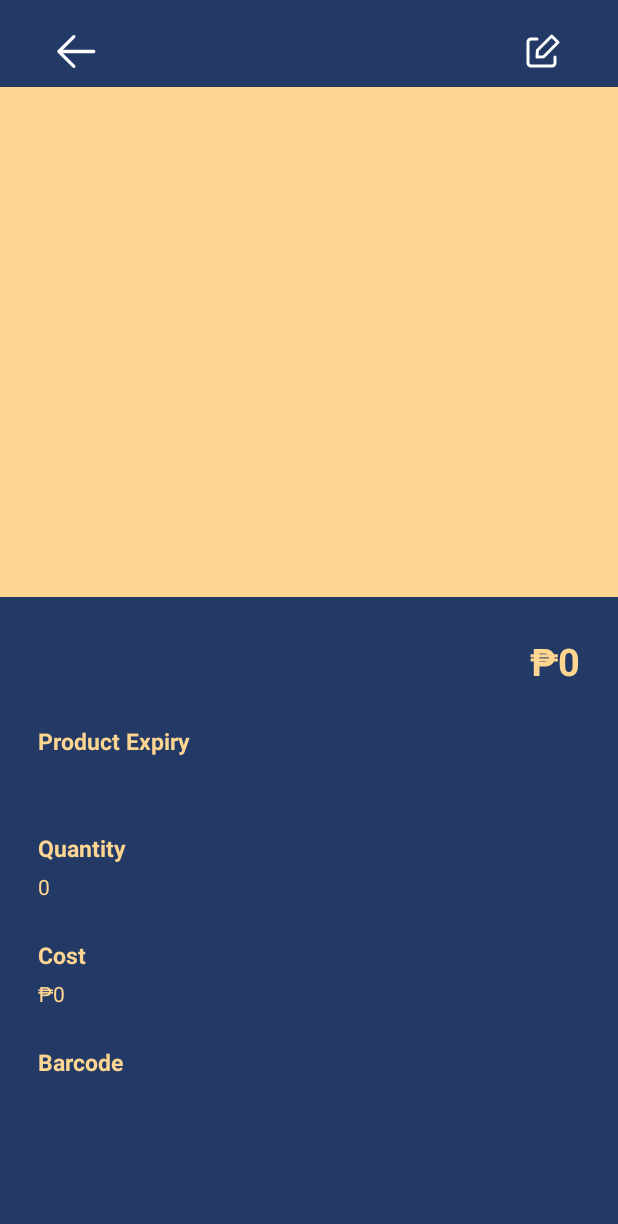
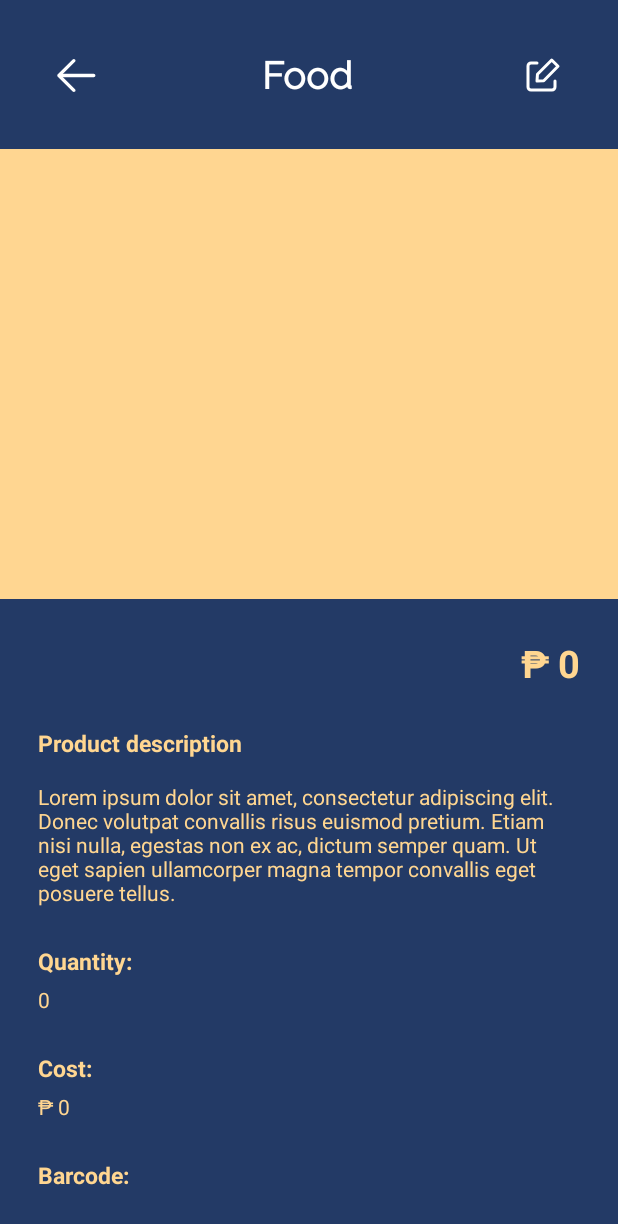
Before and after one commit to dy-chrstn/Wonder-Pets_SwiftSell, an Android app: the ProductViewActivity screen opened directly, with no data from a screen before it, on a phone screen of 412 x 824 dp. Shown: the top 1224 px of the screen. Run offline under Robolectric (Android 15) with nearby library versions, the phone set to English and light mode, and no system bars.

```diff
--- a/app/src/main/java/com/example/scanit/ProductViewActivity.kt
+++ b/app/src/main/java/com/example/scanit/ProductViewActivity.kt
@@ -1,5 +1,6 @@
 package com.example.scanit
 
+import android.annotation.SuppressLint
 import android.graphics.BitmapFactory
 import androidx.appcompat.app.AppCompatActivity
 import android.os.Bundle
@@ -8,27 +9,28 @@ import android.widget.ImageView
 import android.widget.TextView
 
 class ProductViewActivity : AppCompatActivity() {
+    @SuppressLint("MissingInflatedId")
     override fun onCreate(savedInstanceState: Bundle?) {
         super.onCreate(savedInstanceState)
         setContentView(R.layout.activity_product_view)
 
-        val imageViewSelected: ImageView = findViewById(R.id.imageViewSelected)
-        val textNameSelected: TextView = findViewById(R.id.textNameSelected)
-        val textPriceSelected: TextView = findViewById(R.id.textPriceSelected)
-        val textCostSelected: TextView = findViewById(R.id.textCostSelected)
-        val textExpirySelected: TextView = findViewById(R.id.textExpirySelected)
-        val textBarcodeSelected: TextView = findViewById(R.id.textBarcodeSelected)
-        val textCategorySelected: TextView = findViewById(R.id.textCategorySelected)
-        val textQuantitySelected: TextView = findViewById(R.id.textQuantitySelected)
+        val imageViewSelected: ImageView = findViewById(R.id.prodImg)
+        val textNameSelected: TextView = findViewById(R.id.prodName)
+        val textPriceSelected: TextView = findViewById(R.id.prodPrice)
+        val textCostSelected: TextView = findViewById(R.id.prodCost)
+//        val textExpirySelected: TextView = findViewById(R.id.textExpirySelected)
+        val textBarcodeSelected: TextView = findViewById(R.id.prodBarcode)
+//        val textCategorySelected: TextView = findViewById(R.id.textCategorySelected)
+        val textQuantitySelected: TextView = findViewById(R.id.prodQty)
 
         val itemName = intent.getStringExtra("itemName") ?: ""
         val itemPrice = intent.getIntExtra("itemPrice", 0) ?: ""
         val itemQuantity = intent.getIntExtra("itemQuantity", 0) ?: ""
         val itemImage = intent.getStringExtra("itemImage") ?: ""
         val itemCost = intent.getIntExtra("itemCost", 0) ?: ""
-        val itemExpiry = intent.getStringExtra("itemExpiry") ?: ""
+//        val itemExpiry = intent.getStringExtra("itemExpiry") ?: ""
         val itemBarcode = intent.getStringExtra("itemBarcode") ?: ""
-        val itemCategory = intent.getStringExtra("itemCategory") ?: ""
+//        val itemCategory = intent.getStringExtra("itemCategory") ?: ""
 
 
         val imageBytes = Base64.decode(itemImage, Base64.DEFAULT)
@@ -36,11 +38,11 @@ class ProductViewActivity : AppCompatActivity() {
         imageViewSelected.setImageBitmap(bitmap)
 
         textNameSelected.text = itemName
-        textPriceSelected.text = "\u20B1${itemPrice.toString()}"
-        textCostSelected.text = "\u20B1${itemCost.toString()}"
-        textExpirySelected.text = itemExpiry
+        textPriceSelected.text = "\u20B1 $itemPrice"
+        textCostSelected.text = "\u20B1 $itemCost"
+//        textExpirySelected.text = itemExpiry
         textBarcodeSelected.text = itemBarcode
-        textCategorySelected.text = itemCategory
+//        textCategorySelected.text = itemCategory
         textQuantitySelected.text = itemQuantity.toString()
 
     }
--- a/app/src/main/res/layout/activity_product_view.xml
+++ b/app/src/main/res/layout/activity_product_view.xml
@@ -15,24 +15,24 @@
         tools:context=".ProductView">
 
         <ImageButton
-            android:contentDescription="@string/press_to_go_back_from_previous_activity"
             android:id="@+id/imageButton"
             android:layout_width="48dp"
             android:layout_height="48dp"
             android:layout_marginStart="26dp"
-            android:layout_marginTop="10dp"
-            android:background="@android:color/transparent"
+            android:layout_marginTop="26dp"
+            android:background="@null"
+            android:contentDescription="sasdas"
             app:layout_constraintStart_toStartOf="parent"
             app:layout_constraintTop_toTopOf="parent"
             app:srcCompat="@drawable/back" />
 
         <TextView
-            android:id="@+id/textCategorySelected"
+            android:id="@+id/textView"
             android:layout_width="wrap_content"
             android:layout_height="wrap_content"
             android:fontFamily="@font/raleway"
             android:textStyle="bold"
-            android:text="@string/food"
+            android:text="Food"
             android:textSize="25sp"
             android:textColor="@color/white"
             app:layout_constraintBottom_toBottomOf="@+id/imageButton"
@@ -42,25 +42,25 @@
             app:layout_constraintTop_toTopOf="@+id/imageButton" />
 
         <ImageButton
-            android:contentDescription="@string/press_to_edit_product_information"
             android:id="@+id/imageButton2"
             android:layout_width="48dp"
             android:layout_height="48dp"
-            android:layout_marginTop="10dp"
+            android:layout_marginTop="26dp"
             android:layout_marginEnd="26dp"
-            android:background="@android:color/transparent"
+            android:background="@null"
+            android:contentDescription="hello"
             app:layout_constraintEnd_toEndOf="parent"
             app:layout_constraintTop_toTopOf="parent"
-            app:srcCompat="@drawable/edit" />
+            app:srcCompat="@drawable/edit"/>
     </androidx.constraintlayout.widget.ConstraintLayout>
 
     <ImageView
-        android:id="@+id/imageViewSelected"
-        android:contentDescription="@string/image_of_product"
+        android:id="@+id/prodImg"
         android:layout_width="match_parent"
-        android:layout_height="340dp"
+        android:layout_height="300dp"
         android:background="@color/light_yellow"
-        android:scaleType="centerCrop" />
+        android:scaleType="centerCrop"
+        android:layout_marginTop="25dp"/>
 
     <androidx.appcompat.widget.LinearLayoutCompat
         android:layout_width="match_parent"
@@ -70,25 +70,24 @@
 
 
         <TextView
-            android:id="@+id/textNameSelected"
+            android:id="@+id/prodName"
             android:layout_width="wrap_content"
             android:layout_height="wrap_content"
+            android:text="Product Name"
             android:layout_weight="1"
-            android:fontFamily="@font/raleway_extrabold"
-            android:text="@string/product_name"
-            android:textColor="@color/light_yellow"
-            android:textSize="25sp" />
+            android:textSize="25sp"
+            android:textColor="@color/light_yellow"/>
 
         <TextView
-            android:id="@+id/textPriceSelected"
+            android:id="@+id/prodPrice"
             android:layout_width="wrap_content"
             android:layout_height="wrap_content"
+            android:text="₱0.00"
+            android:gravity="end"
             android:layout_weight="1"
-            android:gravity="end"
-            android:text="@string/_0_00"
-            android:textColor="@color/light_yellow"
+            android:textStyle="bold"
             android:textSize="25sp"
-            android:textStyle="bold" />
+            android:textColor="@color/light_yellow"/>
     </androidx.appcompat.widget.LinearLayoutCompat>
 
     <TextView
@@ -99,17 +98,16 @@
         android:textStyle="bold"
         android:textColor="@color/light_yellow"
         android:textSize="15sp"
-        android:text="@string/product_expiry"/>
+        android:text="Product description"/>
 
     <TextView
-        android:id="@+id/textExpirySelected"
         android:layout_width="match_parent"
         android:layout_height="wrap_content"
         android:layout_marginStart="25dp"
         android:layout_marginEnd="25dp"
-        android:layout_marginTop="5dp"
-        android:text="@string/_06_10_2023"
-        android:textColor="@color/light_yellow"/>
+        android:layout_marginTop="15dp"
+        android:textColor="@color/light_yellow"
+        android:text="Lorem ipsum dolor sit amet, consectetur adipiscing elit. Donec volutpat convallis risus euismod pretium. Etiam nisi nulla, egestas non ex ac, dictum semper quam. Ut eget sapien ullamcorper magna tempor convallis eget posuere tellus."/>
 
 
     <TextView
@@ -118,19 +116,19 @@
         android:layout_marginTop="25dp"
         android:layout_marginStart="25dp"
         android:layout_marginEnd="25dp"
-        android:text="@string/quantity"
+        android:text="Quantity:"
         android:textColor="@color/light_yellow"
         android:textSize="15sp"
         android:textStyle="bold"/>
 
     <TextView
-        android:id="@+id/textQuantitySelected"
+        android:id="@+id/prodQty"
         android:layout_width="match_parent"
         android:layout_height="wrap_content"
         android:layout_marginStart="25dp"
         android:layout_marginEnd="25dp"
         android:layout_marginTop="5dp"
-        android:text="@string/_100_00"
+        android:text="100.00"
         android:textColor="@color/light_yellow"/>
 
     <TextView
@@ -140,18 +138,18 @@
         android:layout_marginStart="25dp"
         android:layout_marginEnd="25dp"
         android:textSize="15sp"
-        android:text="@string/cost"
+        android:text="Cost:"
         android:textStyle="bold"
         android:textColor="@color/light_yellow"/>
 
     <TextView
-        android:id="@+id/textCostSelected"
+        android:id="@+id/prodCost"
         android:layout_width="match_parent"
         android:layout_height="wrap_content"
         android:layout_marginTop="5dp"
         android:layout_marginStart="25dp"
         android:layout_marginEnd="25dp"
-        android:text="@string/_0_00"
+        android:text="₱0.00"
         android:textColor="@color/light_yellow"/>
 
     <TextView
@@ -161,18 +159,18 @@
         android:layout_marginStart="25dp"
         android:layout_marginEnd="25dp"
         android:textSize="15sp"
-        android:text="@string/barcode"
+        android:text="Barcode:"
         android:textColor="@color/light_yellow"
         android:textStyle="bold"/>
 
     <TextView
-        android:id="@+id/textBarcodeSelected"
+        android:id="@+id/prodBarcode"
         android:layout_width="match_parent"
         android:layout_height="wrap_content"
         android:layout_marginTop="5dp"
         android:layout_marginStart="25dp"
         android:layout_marginEnd="25dp"
-        android:text="@string/_00000000000000"
+        android:text="00000000000000"
         android:textSize="13sp"
         android:textColor="@color/light_yellow"/>
 
```
Also changed, not shown: app/src/main/AndroidManifest.xml (+8 -1 lines), app/src/main/java/com/example/scanit/BarcodeScannerActivity.kt (added, +137 -0 lines), app/src/main/res/layout/activity_barcode_scanner.xml (added, +12 -0 lines).
